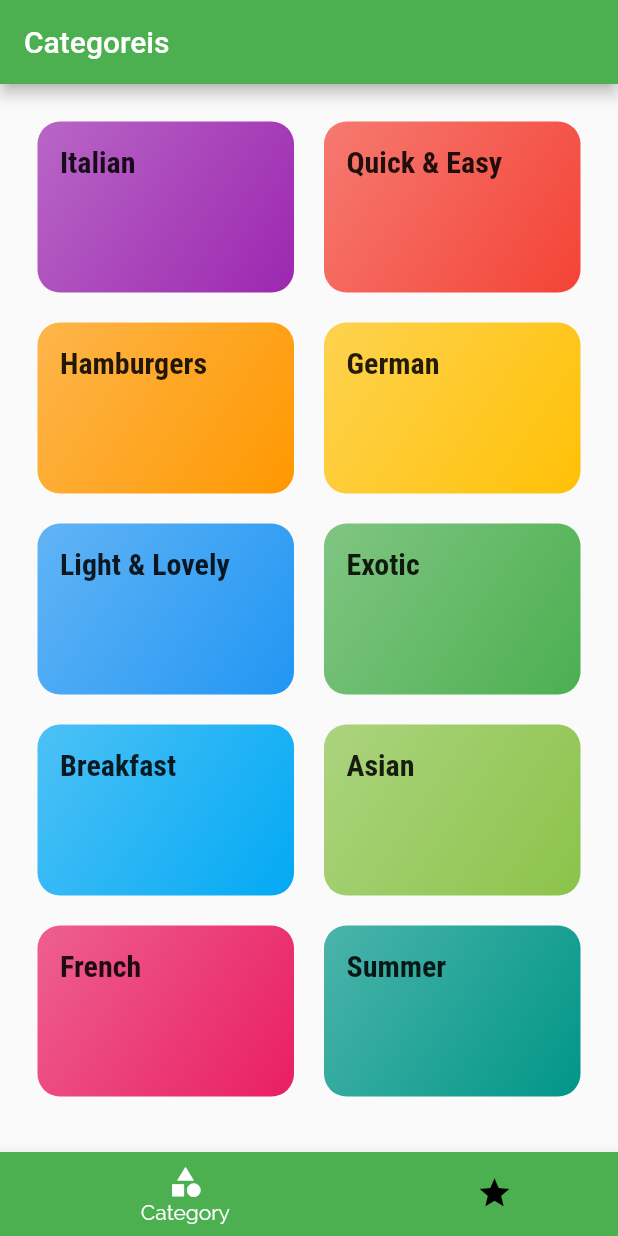
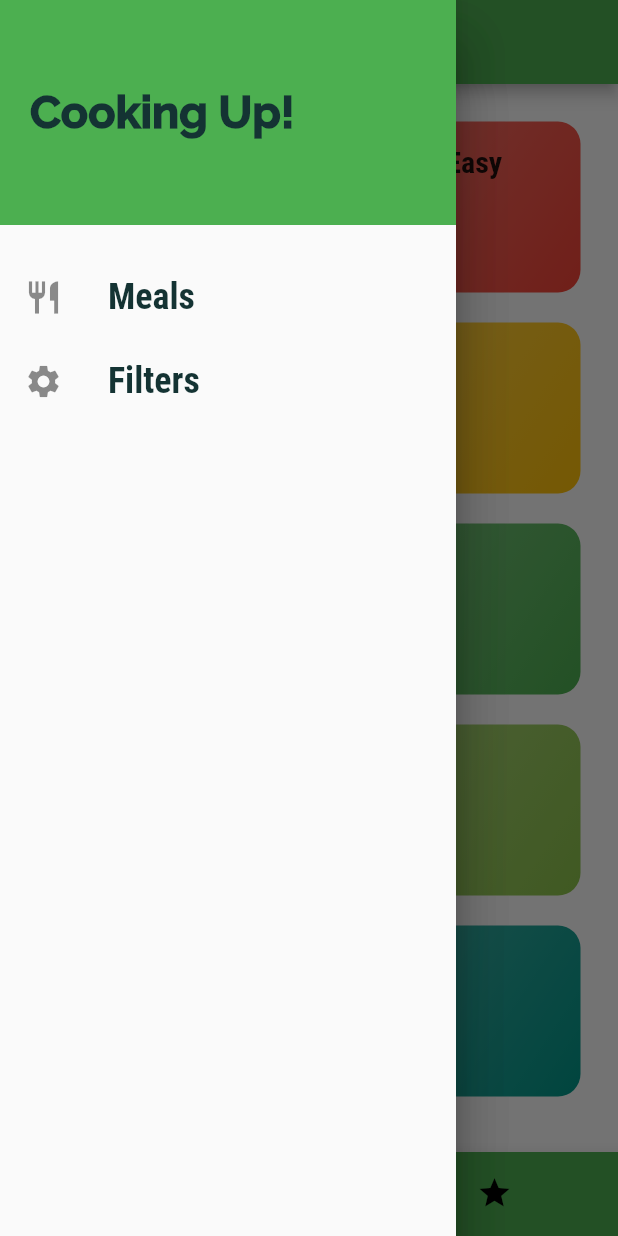
Before and after one commit to Hazrulidham28/meal_application, a Flutter app: the screen it shows after launch, with the side drawer open (before the commit the screen has no drawer), on a phone screen of 412 x 824 dp. Run offline on Flutter 3.47's test engine with Material 2 defaults, Android fonts, the phone set to English and light mode, and no system bars.

Commit message:
add side drawer

```diff
--- a/lib/screen/tabs_screen.dart
+++ b/lib/screen/tabs_screen.dart
@@ -1,6 +1,7 @@
 import 'package:flutter/material.dart';
 import 'package:meal_application/screen/categories_screen.dart';
 import 'package:meal_application/screen/favourite_screen.dart';
+import 'package:meal_application/widgets/main_drawer.dart';
 
 class TabsScreen extends StatefulWidget {
   const TabsScreen({super.key});
@@ -57,6 +58,9 @@ class _TabScreenState extends State<TabsScreen> {
       appBar: AppBar(
         title: Text(_pages[_selectedPageIndex]['title'].toString()),
       ),
+      drawer: Drawer(
+        child: MainDrawer(),
+      ),
       body: _pages[_selectedPageIndex]['page'] as Widget,
       bottomNavigationBar: BottomNavigationBar(
         onTap: _selectPage,
--- /dev/null
+++ b/lib/widgets/main_drawer.dart
@@ -0,0 +1,56 @@
+import 'package:flutter/material.dart';
+
+class MainDrawer extends StatelessWidget {
+  const MainDrawer({super.key});
+
+  Widget buildListTile(String title, IconData icon) {
+    return ListTile(
+      leading: Icon(
+        icon,
+        size: 26,
+      ),
+      title: Text(
+        title,
+        style: const TextStyle(
+          fontFamily: 'RobotoCondensed',
+          fontSize: 24,
+          fontWeight: FontWeight.bold,
+        ),
+      ),
+      onTap: () {
+        //..
+      },
+    );
+  }
+
+  @override
+  Widget build(BuildContext context) {
+    return Drawer(
+      child: Column(
+        children: [
+          Container(
+            height: 150,
+            width: double.infinity,
+            padding: EdgeInsets.all(20),
+            alignment: Alignment.centerLeft,
+            //decoration: BoxDecoration(color: Theme),
+            color: Theme.of(context).primaryColor,
+            child: const Text(
+              'Cooking Up!',
+              style: TextStyle(
+                fontWeight: FontWeight.w900,
+                fontSize: 30,
+                //color:Theme.of(context).primaryColor,
+              ),
+            ),
+          ),
+          const SizedBox(
+            height: 20,
+          ),
+          buildListTile('Meals', Icons.restaurant),
+          buildListTile('Filters', Icons.settings),
+        ],
+      ),
+    );
+  }
+}
```
